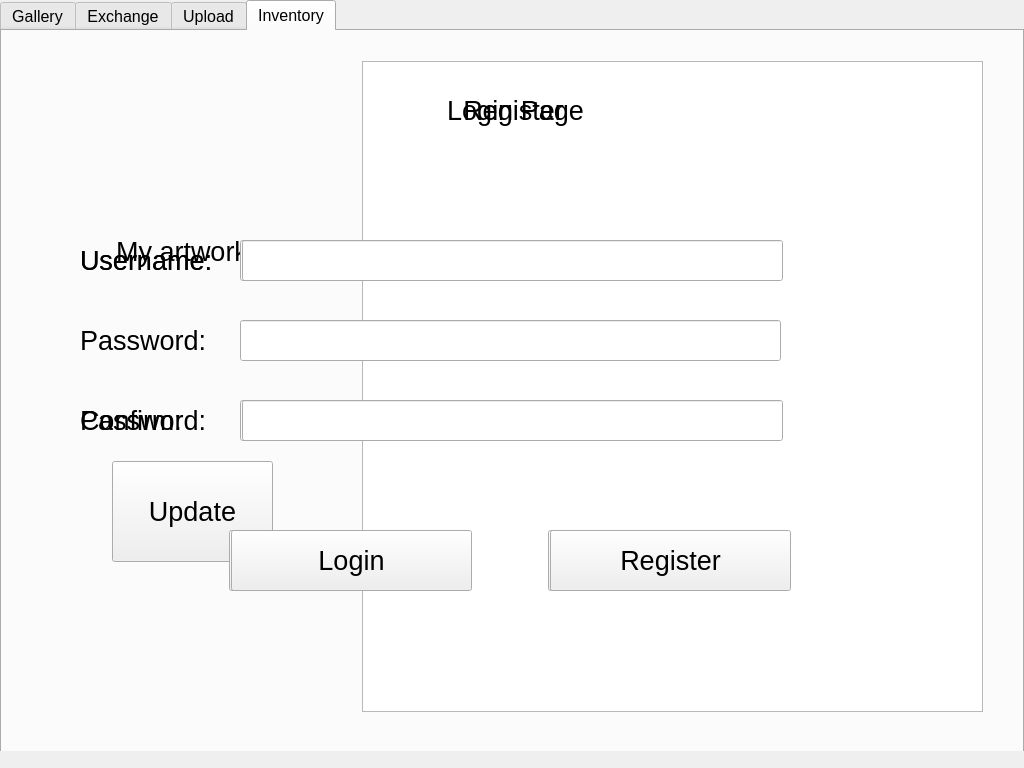
Before: the Qt Designer form App.ui in kelvinEL20/3334Group, drawn with Qt 5.
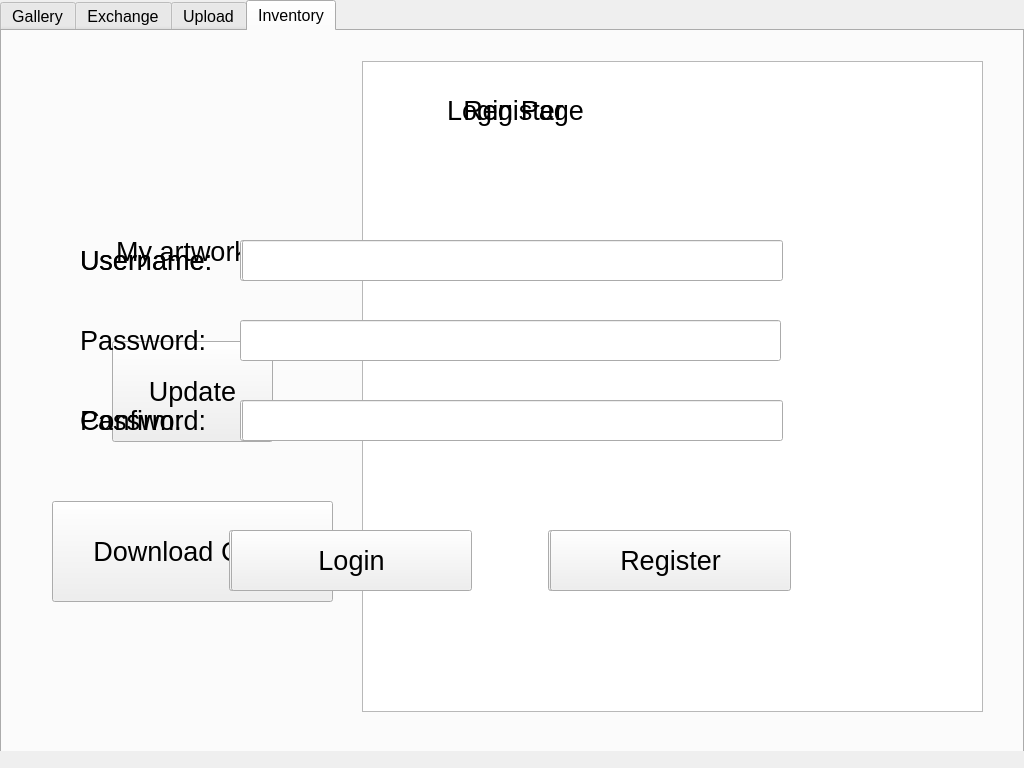
After: the same form once the commit is applied. The open tabs and pages were chosen to show the change.

Commit message: Added download button

The edit to the form file:
```diff
--- a/App.ui
+++ b/App.ui
@@ -1055,7 +1055,7 @@
        <property name="geometry">
         <rect>
          <x>110</x>
-         <y>430</y>
+         <y>310</y>
          <width>161</width>
          <height>101</height>
         </rect>
@@ -1072,6 +1072,27 @@
         <string>Update</string>
        </property>
       </widget>
+      <widget class="QPushButton" name="btnInventoryDownload">
+       <property name="geometry">
+        <rect>
+         <x>50</x>
+         <y>470</y>
+         <width>281</width>
+         <height>101</height>
+        </rect>
+       </property>
+       <property name="font">
+        <font>
+         <pointsize>20</pointsize>
+        </font>
+       </property>
+       <property name="cursor">
+        <cursorShape>PointingHandCursor</cursorShape>
+       </property>
+       <property name="text">
+        <string>Download Chain</string>
+       </property>
+      </widget>
      </widget>
     </widget>
    </widget>
```
The commit also changes 3 other files.
